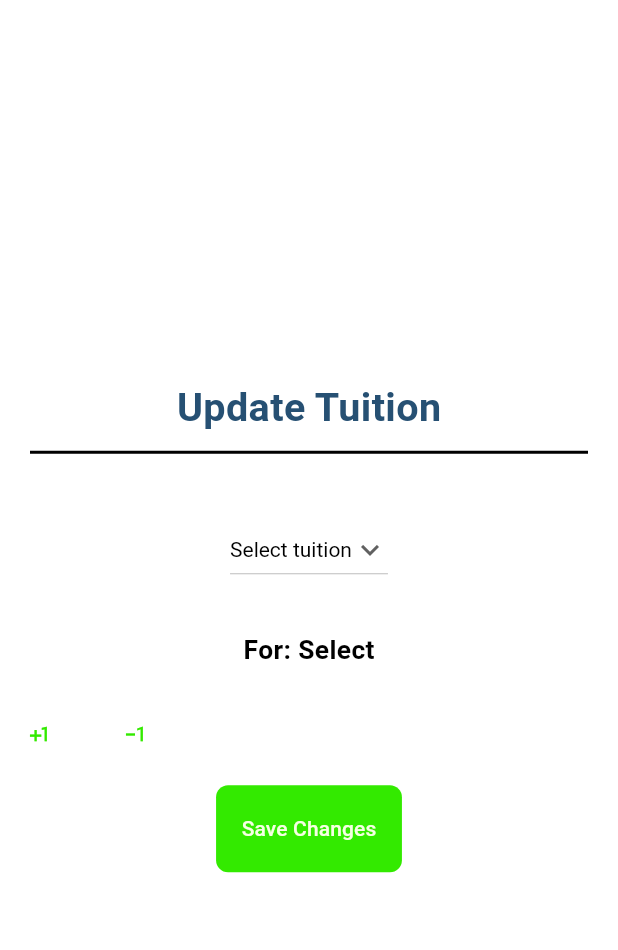
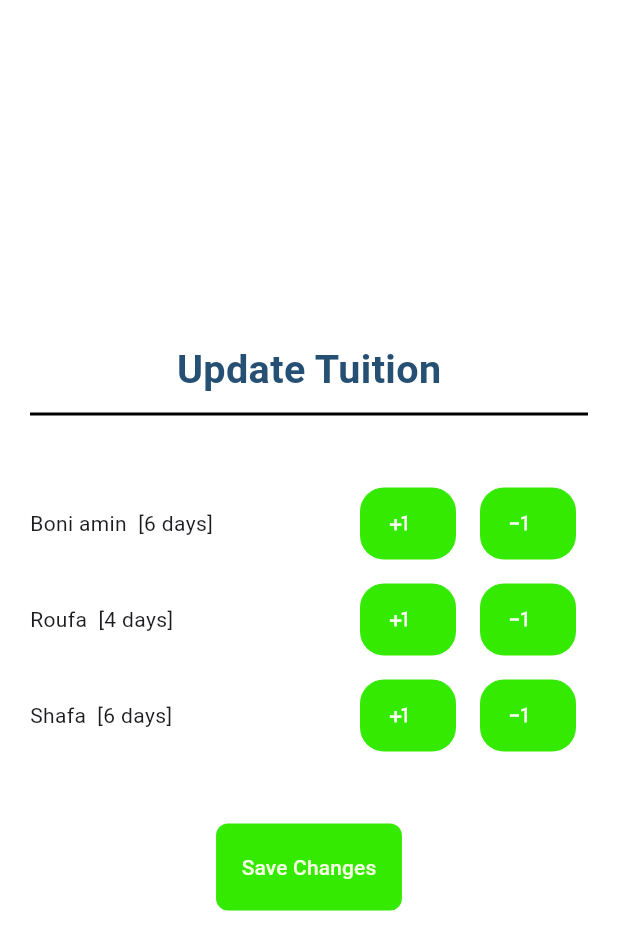
Before and after one commit to fahimmahmud618/Monthy_Tracker, a Flutter app: the UpdateTuitionPage screen opened directly, after a tap on the "plus one" icon, on a phone screen of 412 x 824 dp. Shown: the top 950 px of the screen. Run offline on Flutter 3.47's test engine with Material 3 defaults, Android fonts, the phone set to English and light mode, and no system bars.

Commit message:
update tuition done

```diff
--- a/lib/Models/tuition.dart
+++ b/lib/Models/tuition.dart
@@ -0,0 +1,7 @@
+class Tuition{
+  String studentName;
+  int dayInAMonth;
+  int countInThisMonth;
+
+  Tuition(this.studentName, this.dayInAMonth, this.countInThisMonth);
+}
--- a/lib/Pages/home_page.dart
+++ b/lib/Pages/home_page.dart
@@ -59,9 +59,10 @@ class _HomePageState extends State<HomePage> {
                 children: [
                   ActionButton(context, color3,"See Details", go_to_tuition_page),
                   ActionButton(context, color3,"Add new Tuition", go_to_add_new_tuition_page),
-                  ActionButton(context, color3,"Update Tuition", go_to_update_tuition_page),
                 ],
               ),
+              ActionButton(context, color3,"Update Tuition", go_to_update_tuition_page),
+
               SizedBox(height: 20,),
               HeadingTitleBar(context, "Cost Stat"),
               for(String data in statData)
--- a/lib/Pages/update_tuition_page.dart
+++ b/lib/Pages/update_tuition_page.dart
@@ -1,8 +1,10 @@
 import 'package:flutter/material.dart';
+import 'package:monthy_tracker/Models/tuition.dart';
 import 'package:monthy_tracker/Widgets/action_button.dart';
 import 'package:monthy_tracker/Widgets/dropdown.dart';
 import 'package:monthy_tracker/Widgets/heading_title_bar.dart';
 import 'package:monthy_tracker/Widgets/icon_with_action.dart';
+import 'package:monthy_tracker/Widgets/update_tuition_widget.dart';
 
 import '../Styles.dart';
 
@@ -14,20 +16,41 @@ class UpdateTuitionPage extends StatefulWidget {
 }
 
 class _UpdateTuitionPageState extends State<UpdateTuitionPage> {
+  List<Tuition> tuitions = [
+    new Tuition("Boni amin", 12, 5),
+    new Tuition("Roufa", 12, 4),
+    new Tuition("Shafa", 12, 6),
+  ];
+  List<String> tuitionList=[];
 
-  List<String> tuitionList=["Select tuition","Boni amin", "Roufa", "shafa"];
-  String selectedOption="Select";
+  String selectedOption="Select tuition";
   int count=9;
-  void update_tuition(){
-    print("tuition update triggered");
-    print("Selected option: $selectedOption, count: $count");
+
+  // void create_tuition_dropdown_list(){
+  //   for(Tuition t in tuitions){
+  //     tuitionList.add(t.studentName);
+  //   }
+  // }
+  void update_tuition_in_db(){
+    print("tuition update db triggered");
   }
 
-  void update_selection(String newValue) {
-    setState(() {
-      selectedOption = newValue;
-    });
-    print("Selected option: $selectedOption, count: $count");
+  void update_selection(String stuname, int cnt) {
+    print("$stuname ,$cnt");
+    for(Tuition t in tuitions){
+      if(t.studentName==stuname) {
+        t.countInThisMonth = cnt;
+        print(t.studentName);
+        print(t.countInThisMonth);
+      }
+    }
+    // print("Selected option: $selectedOption, count: $count");
+  }
+
+  @override
+  void initState() {
+    // create_tuition_dropdown_list();
+    super.initState();
   }
 
   @override
@@ -43,21 +66,28 @@ class _UpdateTuitionPageState extends State<UpdateTuitionPage> {
             children: [
               PageTitleBar(context, color1, "Update Tuition"),
               SizedBox(height: 30,),
+              // Column(
+              //   children: [
+              //     DropdownSelector(context, Colors.white, Colors.black, tuitions.map((tuition) => tuition.studentName).toList(), selectedOption,update_selection),
+              //     SizedBox(height: 30,),
+              //     selectedOption!="Select tuition"? Text("For: $selectedOption , Count: $count", style: boldTextStyle(context, Colors.black),): Text(""),
+              //     selectedOption!="Select tuition"? SizedBox(height: 20,): Text(""),
+              //     selectedOption!="Select tuition"? Row(
+              //       children: [
+              //         IconWithAction(Icons.plus_one, color3, '', ()=>count++),
+              //         IconWithAction(Icons.exposure_minus_1, color3, '', ()=>count--),
+              //       ],
+              //     ): Text(""),
+              //   ],
+              // ),
               Column(
                 children: [
-                  DropdownSelector(context, Colors.white, Colors.black, tuitionList, selectedOption,update_selection),
-                  SizedBox(height: 30,),
-                  Text("For: $selectedOption", style: boldTextStyle(context, Colors.black),),
-                  SizedBox(height: 20,),
-                  Row(
-                    children: [
-                      IconWithAction(Icons.plus_one, color3, '', ()=>count++),
-                      IconWithAction(Icons.exposure_minus_1, color3, '', ()=>count--),
-                    ],
-                  ),
+                  for(Tuition t in tuitions)
+                    UpdateTuitionCount(studentName: t.studentName, initialCount: t.countInThisMonth, onChanged: update_selection),
                 ],
               ),
-              ActionButton(context, color3, "Save Changes", update_tuition),
+              SizedBox(height: 30,),
+              ActionButton(context, color3, "Save Changes", update_tuition_in_db),
             ],
           ),
         ),
--- a/lib/Widgets/icon_with_action.dart
+++ b/lib/Widgets/icon_with_action.dart
@@ -1,12 +1,22 @@
 import 'package:flutter/material.dart';
 
 Widget IconWithAction(IconData icon, Color color, String text, VoidCallback action) {
-  return TextButton.icon(
-    onPressed: action,
-    icon: Icon(icon, color: color),
-    label: Text(
-      text,
-      style: TextStyle(color: color),
+  return Container(
+    margin: EdgeInsets.all(8),
+    decoration: BoxDecoration(
+      borderRadius: BorderRadius.circular(16),
+      // border: Border.all(
+      //   color: Colors.black
+      // ),
+      color: color,
+    ),
+    child: TextButton.icon(
+      onPressed: action,
+      icon: Icon(icon, color: Colors.white,),
+      label: Text(
+        text,
+        style: TextStyle(color: color),
+      ),
     ),
   );
 }
--- /dev/null
+++ b/lib/Widgets/update_tuition_widget.dart
@@ -0,0 +1,84 @@
+import 'package:flutter/material.dart';
+import 'package:monthy_tracker/Styles.dart';
+import 'package:monthy_tracker/Widgets/icon_with_action.dart';
+
+// Assuming IconWithAction is defined elsewhere and correctly uses the passed action.
+class UpdateTuitionCount extends StatefulWidget {
+  final String studentName;
+  final int initialCount;
+  final void Function(String, int) onChanged;
+
+  UpdateTuitionCount({
+    Key? key,
+    required this.studentName,
+    required this.initialCount,
+    required this.onChanged,
+  }) : super(key: key);
+
+  @override
+  _UpdateTuitionCountState createState() => _UpdateTuitionCountState();
+}
+
+class _UpdateTuitionCountState extends State<UpdateTuitionCount> {
+  late int nowCount;
+
+  @override
+  void initState() {
+
+    super.initState();
+    nowCount = widget.initialCount; // Initialize nowCount with the initial value
+
+  }
+
+  @override
+  Widget build(BuildContext context) {
+
+
+    return Container(
+      padding: EdgeInsets.symmetric(horizontal: 20),
+      child: Row(
+        mainAxisAlignment: MainAxisAlignment.spaceBetween,
+        children: [
+          Text("${widget.studentName}  [$nowCount days]"),
+          Row(
+            children: [
+              IconWithAction(Icons.plus_one, color3, "", () {
+                setState(() {
+                nowCount++;
+              });
+              widget.onChanged(widget.studentName, nowCount); }),
+              IconWithAction(Icons.exposure_minus_1, color3, "", () {
+                setState(() {
+                  nowCount--;
+                });
+                widget.onChanged(widget.studentName, nowCount); }),
+
+            ],
+          ),
+
+
+          // IconButton(
+          //   icon: Icon(Icons.plus_one),
+          //   color: Colors.green, // Assuming color3 is defined elsewhere
+          //   onPressed: () {
+          //     setState(() {
+          //       nowCount++;
+          //     });
+          //     widget.onChanged(widget.studentName, nowCount);
+          //   },
+          // ),
+          // IconButton(
+          //   icon: Icon(Icons.exposure_minus_1),
+          //   color: Colors.red, // Assuming color3 is defined elsewhere
+          //   onPressed: () {
+          //     setState(() {
+          //       nowCount--;
+          //     });
+          //     widget.onChanged(widget.studentName, nowCount);
+          //   },
+          // ),
+        ],
+      ),
+    );
+  }
+}
```
